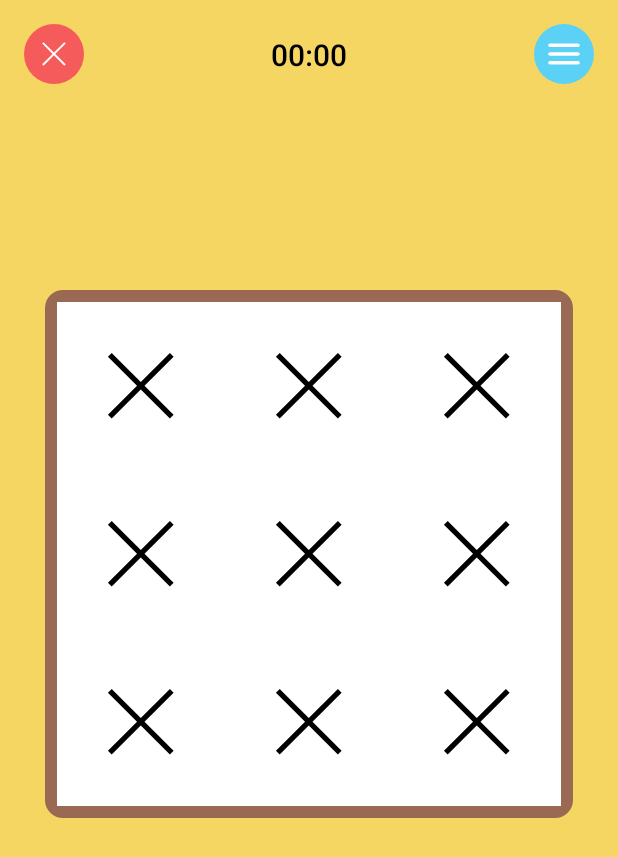
After one commit to shmatozz/Tic-Tac-Toe-App, an Android app: the GameActivity screen opened directly, with no data from a screen before it, on a phone screen of 412 x 824 dp. The commit adds this screen. Shown: the top 857 px of the screen. Run offline under Robolectric (Android 15) with nearby library versions, the phone set to English and light mode, and no system bars; Roboto replaces fonts that are not available here.

Commit message:
add game activity, pop menu ans status game

```diff
--- a/app/src/main/AndroidManifest.xml
+++ b/app/src/main/AndroidManifest.xml
@@ -11,6 +11,9 @@
         android:supportsRtl="true"
         android:theme="@style/Theme.TicTacToe"
         tools:targetApi="31">
+        <activity
+            android:name=".GameActivity"
+            android:exported="false" />
         <activity
             android:name=".SettingsActivity"
             android:exported="false" />
--- /dev/null
+++ b/app/src/main/java/my/tic_tac_toe/GameActivity.kt
@@ -0,0 +1,11 @@
+package my.tic_tac_toe
+
+import androidx.appcompat.app.AppCompatActivity
+import android.os.Bundle
+
+class GameActivity : AppCompatActivity() {
+    override fun onCreate(savedInstanceState: Bundle?) {
+        super.onCreate(savedInstanceState)
+        setContentView(R.layout.activity_game)
+    }
+}
--- a/app/src/main/res/drawable/cross.xml
+++ b/app/src/main/res/drawable/cross.xml
@@ -1,6 +1,6 @@
 <vector xmlns:android="http://schemas.android.com/apk/res/android"
-    android:width="128dp"
-    android:height="128dp"
+    android:width="112dp"
+    android:height="112dp"
     android:viewportWidth="128"
     android:viewportHeight="128">
   <path
--- /dev/null
+++ b/app/src/main/res/drawable/ic_menu.xml
@@ -0,0 +1,5 @@
+<vector android:height="24dp" android:tint="#000000"
+    android:viewportHeight="24" android:viewportWidth="24"
+    android:width="24dp" xmlns:android="http://schemas.android.com/apk/res/android">
+    <path android:fillColor="@android:color/white" android:pathData="M4,18h16c0.55,0 1,-0.45 1,-1s-0.45,-1 -1,-1L4,16c-0.55,0 -1,0.45 -1,1s0.45,1 1,1zM4,13h16c0.55,0 1,-0.45 1,-1s-0.45,-1 -1,-1L4,11c-0.55,0 -1,0.45 -1,1s0.45,1 1,1zM3,7c0,0.55 0.45,1 1,1h16c0.55,0 1,-0.45 1,-1s-0.45,-1 -1,-1L4,6c-0.55,0 -1,0.45 -1,1z"/>
+</vector>
--- /dev/null
+++ b/app/src/main/res/drawable/style_gamefield.xml
@@ -0,0 +1,7 @@
+<?xml version="1.0" encoding="utf-8"?>
+<shape android:shape="rectangle"
+    xmlns:android="http://schemas.android.com/apk/res/android">
+    <solid android:color="#ECECEC" />
+    <stroke android:width="8dp" android:color="@color/brown" />
+    <corners android:radius="8dp" />
+</shape>
--- /dev/null
+++ b/app/src/main/res/drawable/style_menu_button.xml
@@ -0,0 +1,6 @@
+<?xml version="1.0" encoding="utf-8"?>
+<shape android:shape="oval"
+    xmlns:android="http://schemas.android.com/apk/res/android">
+    <size android:width="36dp" android:height="36dp" />
+    <solid android:color="@color/red" />
+</shape>
--- a/app/src/main/res/drawable/zero.xml
+++ b/app/src/main/res/drawable/zero.xml
@@ -1,6 +1,6 @@
 <vector xmlns:android="http://schemas.android.com/apk/res/android"
-    android:width="128dp"
-    android:height="128dp"
+    android:width="112dp"
+    android:height="112dp"
     android:viewportWidth="128"
     android:viewportHeight="128">
   <path
--- /dev/null
+++ b/app/src/main/res/layout/activity_game.xml
@@ -0,0 +1,165 @@
+<?xml version="1.0" encoding="utf-8"?>
+<androidx.constraintlayout.widget.ConstraintLayout xmlns:android="http://schemas.android.com/apk/res/android"
+    xmlns:app="http://schemas.android.com/apk/res-auto"
+    xmlns:tools="http://schemas.android.com/tools"
+    android:layout_width="match_parent"
+    android:layout_height="match_parent"
+    android:background="@color/yellow"
+    tools:context=".GameActivity">
+
+    <ImageView
+        android:id="@+id/toPopupMenu"
+        android:layout_width="40dp"
+        android:layout_height="40dp"
+        android:layout_marginTop="16dp"
+        android:layout_marginEnd="16dp"
+        android:background="@drawable/style_menu_button"
+        android:backgroundTint="@color/blue"
+        android:padding="6dp"
+        app:tint="@color/white"
+        app:layout_constraintEnd_toEndOf="parent"
+        app:layout_constraintTop_toTopOf="parent"
+        app:srcCompat="@drawable/ic_menu" />
+
+    <ImageView
+        android:id="@+id/Exit"
+        android:layout_width="40dp"
+        android:layout_height="40dp"
+        android:layout_marginStart="16dp"
+        android:layout_marginTop="16dp"
+        android:background="@drawable/style_menu_button"
+        app:tint="@color/white"
+        app:layout_constraintStart_toStartOf="parent"
+        app:layout_constraintTop_toTopOf="parent"
+        app:srcCompat="@drawable/cross" />
+
+    <Chronometer
+        android:id="@+id/Chronometr"
+        android:layout_width="wrap_content"
+        android:layout_height="wrap_content"
+        android:layout_marginStart="32dp"
+        android:layout_marginEnd="32dp"
+        android:fontFamily="@font/roboto_medium"
+        android:textColor="@color/black"
+        android:textSize="20sp"
+        app:layout_constraintBottom_toBottomOf="@+id/Exit"
+        app:layout_constraintEnd_toStartOf="@+id/toPopupMenu"
+        app:layout_constraintStart_toEndOf="@+id/Exit"
+        app:layout_constraintTop_toTopOf="@+id/Exit" />
+
+    <androidx.constraintlayout.widget.ConstraintLayout
+        android:layout_width="wrap_content"
+        android:layout_height="wrap_content"
+        android:layout_marginStart="8dp"
+        android:layout_marginTop="32dp"
+        android:layout_marginEnd="8dp"
+        android:layout_marginBottom="32dp"
+        android:background="@drawable/style_gamefield"
+        android:padding="8dp"
+        app:layout_constraintBottom_toBottomOf="parent"
+        app:layout_constraintEnd_toEndOf="parent"
+        app:layout_constraintStart_toStartOf="parent"
+        app:layout_constraintTop_toBottomOf="@+id/Exit"
+        app:layout_constraintVertical_bias="0.3">
+
+        <ImageView
+            android:id="@+id/field11"
+            android:layout_width="wrap_content"
+            android:layout_height="wrap_content"
+            android:background="@color/white"
+            app:layout_constraintBottom_toTopOf="@+id/field21"
+            app:layout_constraintEnd_toStartOf="@+id/field12"
+            app:layout_constraintStart_toStartOf="parent"
+            app:layout_constraintTop_toTopOf="parent"
+            app:srcCompat="@drawable/cross" />
+
+        <ImageView
+            android:id="@+id/field33"
+            android:layout_width="wrap_content"
+            android:layout_height="wrap_content"
+            android:background="@color/white"
+            app:layout_constraintBottom_toBottomOf="parent"
+            app:layout_constraintEnd_toEndOf="parent"
+            app:layout_constraintStart_toEndOf="@+id/field32"
+            app:layout_constraintTop_toBottomOf="@+id/field23"
+            app:srcCompat="@drawable/cross" />
+
+        <ImageView
+            android:id="@+id/field32"
+            android:layout_width="wrap_content"
+            android:layout_height="wrap_content"
+            android:background="@color/white"
+            app:layout_constraintBottom_toBottomOf="parent"
+            app:layout_constraintEnd_toStartOf="@+id/field33"
+            app:layout_constraintStart_toEndOf="@+id/field31"
+            app:layout_constraintTop_toBottomOf="@+id/field22"
+            app:srcCompat="@drawable/cross" />
+
+        <ImageView
+            android:id="@+id/field31"
+            android:layout_width="wrap_content"
+            android:layout_height="wrap_content"
+            android:background="@color/white"
+            app:layout_constraintBottom_toBottomOf="parent"
+            app:layout_constraintEnd_toStartOf="@+id/field32"
+            app:layout_constraintStart_toStartOf="parent"
+            app:layout_constraintTop_toBottomOf="@+id/field21"
+            app:srcCompat="@drawable/cross" />
+
+        <ImageView
+            android:id="@+id/field23"
+            android:layout_width="wrap_content"
+            android:layout_height="wrap_content"
+            android:background="@color/white"
+            app:layout_constraintBottom_toTopOf="@+id/field33"
+            app:layout_constraintEnd_toEndOf="parent"
+            app:layout_constraintStart_toEndOf="@+id/field12"
+            app:layout_constraintTop_toBottomOf="@+id/field13"
+            app:srcCompat="@drawable/cross" />
+
+        <ImageView
+            android:id="@+id/field22"
+            android:layout_width="wrap_content"
+            android:layout_height="wrap_content"
+            android:background="@color/white"
+            app:layout_constraintBottom_toTopOf="@+id/field32"
+            app:layout_constraintEnd_toStartOf="@+id/field23"
+            app:layout_constraintStart_toEndOf="@+id/field21"
+            app:layout_constraintTop_toBottomOf="@+id/field12"
+            app:srcCompat="@drawable/cross" />
+
+        <ImageView
+            android:id="@+id/field21"
+            android:layout_width="wrap_content"
+            android:layout_height="wrap_content"
+            android:background="@color/white"
+            app:layout_constraintBottom_toTopOf="@+id/field31"
+            app:layout_constraintEnd_toStartOf="@+id/field22"
+            app:layout_constraintStart_toStartOf="parent"
+            app:layout_constraintTop_toBottomOf="@+id/field11"
+            app:srcCompat="@drawable/cross" />
+
+        <ImageView
+            android:id="@+id/field13"
+            android:layout_width="wrap_content"
+            android:layout_height="wrap_content"
+            android:background="@color/white"
+            app:layout_constraintBottom_toTopOf="@+id/field23"
+            app:layout_constraintEnd_toEndOf="parent"
+            app:layout_constraintStart_toEndOf="@+id/field12"
+            app:layout_constraintTop_toTopOf="parent"
+            app:srcCompat="@drawable/cross" />
+
+        <ImageView
+            android:id="@+id/field12"
+            android:layout_width="wrap_content"
+            android:layout_height="wrap_content"
+            android:background="@color/white"
+            app:layout_constraintBottom_toTopOf="@+id/field23"
+            app:layout_constraintEnd_toStartOf="@+id/field13"
+            app:layout_constraintStart_toEndOf="@+id/field11"
+            app:layout_constraintTop_toTopOf="parent"
+            app:srcCompat="@drawable/cross" />
+
+    </androidx.constraintlayout.widget.ConstraintLayout>
+</androidx.constraintlayout.widget.ConstraintLayout>
--- a/app/src/main/res/layout/activity_settings.xml
+++ b/app/src/main/res/layout/activity_settings.xml
@@ -208,6 +208,7 @@
             android:layout_height="71dp"
             android:layout_marginStart="65dp"
             android:layout_marginBottom="81dp"
+            android:tint="@color/brown"
             app:layout_constraintBottom_toTopOf="@+id/VolumeTitle"
             app:layout_constraintEnd_toEndOf="parent"
             app:layout_constraintStart_toEndOf="@+id/SettingsTitle"
--- a/app/src/main/res/values/strings.xml
+++ b/app/src/main/res/values/strings.xml
@@ -3,4 +3,7 @@
     <string name="title_play">PLAY</string>
     <string name="title_settings">Settings</string>
     <string name="app_icon">app_icon</string>
+    <string name="menuTitle">Menu</string>
+    <string name="continueTitle">Continue</string>
+    <string name="exitTitle">Exit</string>
 </resources>
```
Also changed, not shown: app/src/main/res/drawable/style_popup_button.xml (added, +7 -0 lines), app/src/main/res/layout/activity_main.xml (+5 -3 lines), app/src/main/res/layout/dialog_popup_menu.xml (added, +68 -0 lines), app/src/main/res/layout/dialog_popup_status_game.xml (added, +54 -0 lines), app/src/main/res/values/styles.xml (+10 -0 lines).
